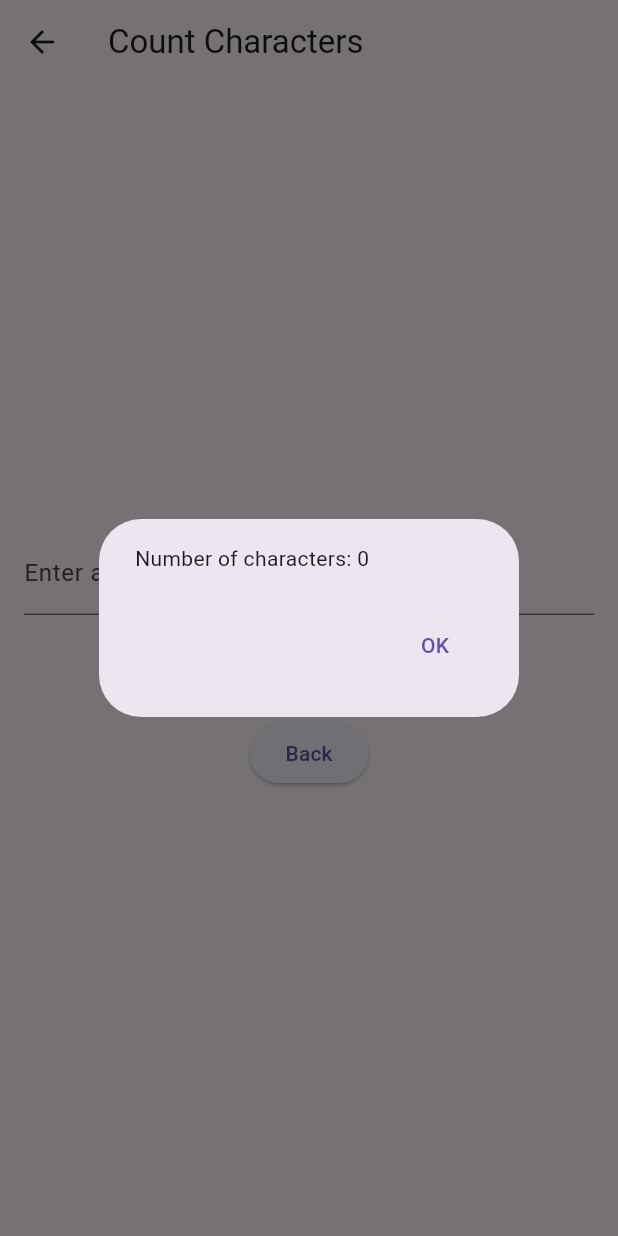
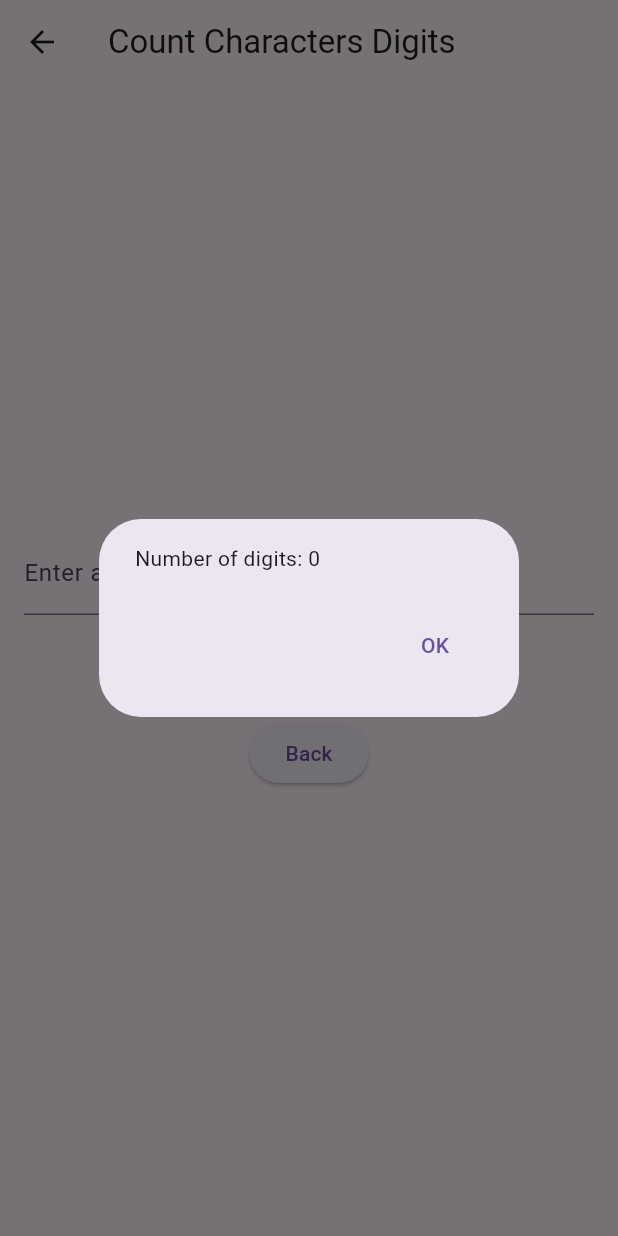
Before and after one commit to akbariffianto/tugas-mobile-1, a Flutter app: the CountCharactersPage screen opened directly, after a tap on "Count", on a phone screen of 412 x 824 dp. Run offline on Flutter 3.47's test engine with Material 3 defaults, Android fonts, the phone set to English and light mode, and no system bars.

Commit message:
count character digits

```diff
--- a/lib/views/count_characters.dart
+++ b/lib/views/count_characters.dart
@@ -8,14 +8,22 @@ class CountCharactersPage extends StatelessWidget {
 
   void _countCharacters() {
     final String input = _stringController.text;
-    _result = 'Number of characters: ${input.length}';
+
+    // Use a regular expression to find all digits in the input string
+    final RegExp regex = RegExp(r'\d');
+    final Iterable<Match> matches = regex.allMatches(input);
+
+    // Count the number of matches (digits)
+    final int count = matches.length;
+
+    _result = 'Number of digits: $count';
   }
 
   @override
   Widget build(BuildContext context) {
     return Scaffold(
       appBar: AppBar(
-        title: Text('Count Characters'),
+        title: Text('Count Characters Digits'),
       ),
       body: Padding(
         padding: const EdgeInsets.all(16.0),
--- a/lib/views/main_menu.dart
+++ b/lib/views/main_menu.dart
@@ -30,7 +30,7 @@ class MainMenu extends StatelessWidget {
               ),
               SizedBox(height: 20),
               MenuButton(
-                title: 'Count Characters',
+                title: 'Count Characters Digits',
                 onPressed: () {
                   Navigator.push(
                     context,
```
Also changed, not shown: pubspec.lock.
